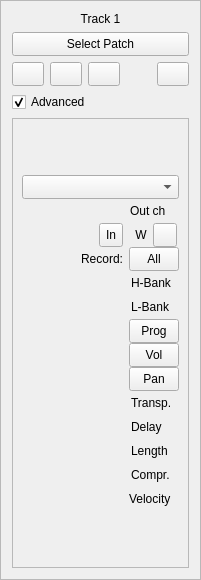
This is oom/widgets/mtrackinfobase.ui in ccherrett/oom as Qt 5 draws it before an edit. The edited form follows.
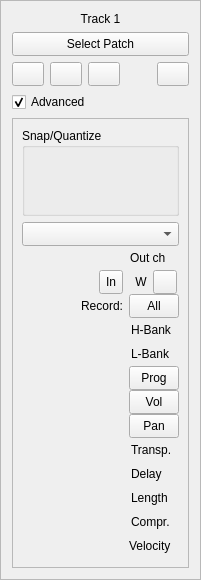
This is the edited form. Custom widgets are drawn as their Qt base class.

```diff
--- a/oom/widgets/mtrackinfobase.ui
+++ b/oom/widgets/mtrackinfobase.ui
@@ -275,7 +275,29 @@
        </property>
        <layout class="QVBoxLayout" name="verticalLayout_3">
         <item>
-         <layout class="QGridLayout" name="advGrid" rowstretch="0,0,0,0,0,0,0,0,0,0,0,0,0,0,0,0,0">
+         <widget class="QGroupBox" name="groupBox">
+          <property name="title">
+           <string>Snap/Quantize</string>
+          </property>
+          <layout class="QVBoxLayout" name="verticalLayout_4">
+           <property name="spacing">
+            <number>0</number>
+           </property>
+           <property name="margin">
+            <number>0</number>
+           </property>
+           <item>
+            <layout class="QVBoxLayout" name="controlsBox">
+             <property name="spacing">
+              <number>0</number>
+             </property>
+            </layout>
+           </item>
+          </layout>
+         </widget>
+        </item>
+        <item>
+         <layout class="QGridLayout" name="advGrid" rowstretch="0,0,0,0,0,0,0,0,0,0,0,0,0,0,0,0,0,0">
           <property name="sizeConstraint">
            <enum>QLayout::SetMinimumSize</enum>
           </property>
@@ -285,7 +307,7 @@
           <property name="topMargin">
            <number>0</number>
           </property>
-          <item row="12" column="1">
+          <item row="13" column="1">
            <widget class="SpinBox" name="iTransp" native="true">
             <property name="sizePolicy">
              <sizepolicy hsizetype="Expanding" vsizetype="Fixed">
@@ -313,7 +335,7 @@
             </property>
            </widget>
           </item>
-          <item row="12" column="2">
+          <item row="13" column="2">
            <widget class="QLabel" name="TextLabel9">
             <property name="sizePolicy">
              <sizepolicy hsizetype="Minimum" vsizetype="Fixed">
@@ -338,7 +360,7 @@
             </property>
            </widget>
           </item>
-          <item row="13" column="1">
+          <item row="14" column="1">
            <widget class="SpinBox" name="iVerz" native="true">
             <property name="sizePolicy">
              <sizepolicy hsizetype="Expanding" vsizetype="Fixed">
@@ -363,7 +385,7 @@
             </property>
            </widget>
           </item>
-          <item row="13" column="2">
+          <item row="14" column="2">
            <widget class="QLabel" name="TextLabel10">
             <property name="sizePolicy">
              <sizepolicy hsizetype="Minimum" vsizetype="Fixed">
@@ -388,7 +410,7 @@
             </property>
            </widget>
           </item>
-          <item row="14" column="1">
+          <item row="15" column="1">
            <widget class="SpinBox" name="iLen" native="true">
             <property name="sizePolicy">
              <sizepolicy hsizetype="Expanding" vsizetype="Fixed">
@@ -416,7 +438,7 @@
             </property>
            </widget>
           </item>
-          <item row="14" column="2">
+          <item row="15" column="2">
            <widget class="QLabel" name="TextLabel11">
             <property name="sizePolicy">
              <sizepolicy hsizetype="Minimum" vsizetype="Fixed">
@@ -441,7 +463,7 @@
             </property>
            </widget>
           </item>
-          <item row="15" column="1">
+          <item row="16" column="1">
            <widget class="SpinBox" name="iKompr" native="true">
             <property name="sizePolicy">
              <sizepolicy hsizetype="Expanding" vsizetype="Fixed">
@@ -472,7 +494,7 @@
             </property>
            </widget>
           </item>
-          <item row="15" column="2">
+          <item row="16" column="2">
            <widget class="QLabel" name="TextLabel13">
             <property name="sizePolicy">
              <sizepolicy hsizetype="Minimum" vsizetype="Fixed">
@@ -503,7 +525,7 @@
             </property>
            </widget>
           </item>
-          <item row="16" column="1">
+          <item row="17" column="1">
            <widget class="SpinBox" name="iAnschl" native="true">
             <property name="sizePolicy">
              <sizepolicy hsizetype="Minimum" vsizetype="Fixed">
@@ -528,7 +550,7 @@
             </property>
            </widget>
           </item>
-          <item row="16" column="2">
+          <item row="17" column="2">
            <widget class="QLabel" name="TextLabel12">
             <property name="sizePolicy">
              <sizepolicy hsizetype="Minimum" vsizetype="Fixed">
@@ -553,7 +575,7 @@
             </property>
            </widget>
           </item>
-          <item row="10" column="1">
+          <item row="11" column="1">
            <widget class="SpinBox" name="iPan" native="true">
             <property name="sizePolicy">
              <sizepolicy hsizetype="Minimum" vsizetype="Fixed">
@@ -587,7 +609,7 @@
             </property>
            </widget>
           </item>
-          <item row="10" column="2">
+          <item row="11" column="2">
            <widget class="QToolButton" name="panRecButton">
             <property name="sizePolicy">
              <sizepolicy hsizetype="Fixed" vsizetype="Fixed">
@@ -609,7 +631,7 @@
             </property>
            </widget>
           </item>
-          <item row="9" column="1">
+          <item row="10" column="1">
            <widget class="SpinBox" name="iLautst" native="true">
             <property name="sizePolicy">
              <sizepolicy hsizetype="Minimum" vsizetype="Fixed">
@@ -640,7 +662,7 @@
             </property>
            </widget>
           </item>
-          <item row="9" column="2">
+          <item row="10" column="2">
            <widget class="QToolButton" name="volRecButton">
             <property name="sizePolicy">
              <sizepolicy hsizetype="Fixed" vsizetype="Fixed">
@@ -662,7 +684,7 @@
             </property>
            </widget>
           </item>
-          <item row="8" column="1">
+          <item row="9" column="1">
            <widget class="SpinBox" name="iProgram" native="true">
             <property name="sizePolicy">
              <sizepolicy hsizetype="Minimum" vsizetype="Fixed">
@@ -693,7 +715,7 @@
             </property>
            </widget>
           </item>
-          <item row="8" column="2">
+          <item row="9" column="2">
            <widget class="QToolButton" name="progRecButton">
             <property name="sizePolicy">
              <sizepolicy hsizetype="Fixed" vsizetype="Fixed">
@@ -715,7 +737,7 @@
             </property>
            </widget>
           </item>
-          <item row="0" column="1" colspan="2">
+          <item row="1" column="1" colspan="2">
            <widget class="QComboBox" name="iOutput">
             <property name="sizePolicy">
              <sizepolicy hsizetype="Ignored" vsizetype="Fixed">
@@ -734,7 +756,7 @@
             </property>
            </widget>
           </item>
-          <item row="1" column="1">
+          <item row="2" column="1">
            <widget class="SpinBox" name="iOutputChannel" native="true">
             <property name="sizePolicy">
              <sizepolicy hsizetype="Expanding" vsizetype="Fixed">
@@ -762,7 +784,7 @@
             </property>
            </widget>
           </item>
-          <item row="5" column="1">
+          <item row="6" column="1">
            <layout class="QHBoxLayout" name="horizontalLayout_2">
             <property name="topMargin">
              <number>0</number>
@@ -794,7 +816,7 @@
             </item>
            </layout>
           </item>
-          <item row="5" column="2">
+          <item row="6" column="2">
            <widget class="QToolButton" name="recordButton">
             <property name="sizePolicy">
              <sizepolicy hsizetype="Fixed" vsizetype="Fixed">
@@ -816,7 +838,7 @@
             </property>
            </widget>
           </item>
-          <item row="6" column="1">
+          <item row="7" column="1">
            <widget class="SpinBox" name="iHBank" native="true">
             <property name="sizePolicy">
              <sizepolicy hsizetype="Minimum" vsizetype="Fixed">
@@ -847,7 +869,7 @@
             </property>
            </widget>
           </item>
-          <item row="6" column="2">
+          <item row="7" column="2">
            <widget class="QLabel" name="TextLabel4">
             <property name="sizePolicy">
              <sizepolicy hsizetype="Minimum" vsizetype="Fixed">
@@ -884,7 +906,7 @@
             </property>
            </widget>
           </item>
-          <item row="7" column="1">
+          <item row="8" column="1">
            <widget class="SpinBox" name="iLBank" native="true">
             <property name="sizePolicy">
              <sizepolicy hsizetype="Minimum" vsizetype="Fixed">
@@ -915,7 +937,7 @@
             </property>
            </widget>
           </item>
-          <item row="7" column="2">
+          <item row="8" column="2">
            <widget class="QLabel" name="TextLabel5">
             <property name="sizePolicy">
              <sizepolicy hsizetype="Minimum" vsizetype="Fixed">
@@ -952,7 +974,7 @@
             </property>
            </widget>
           </item>
-          <item row="2" column="2">
+          <item row="3" column="2">
            <layout class="QHBoxLayout" name="horizontalLayout">
             <property name="sizeConstraint">
              <enum>QLayout::SetFixedSize</enum>
@@ -1029,7 +1051,7 @@
             </item>
            </layout>
           </item>
-          <item row="2" column="1">
+          <item row="3" column="1">
            <layout class="QHBoxLayout" name="horizontalLayout_4">
             <property name="sizeConstraint">
              <enum>QLayout::SetMinimumSize</enum>
@@ -1077,7 +1099,7 @@
             </item>
            </layout>
           </item>
-          <item row="1" column="2">
+          <item row="2" column="2">
            <widget class="QLabel" name="TextLabel2">
             <property name="sizePolicy">
              <sizepolicy hsizetype="Minimum" vsizetype="Fixed">
```
